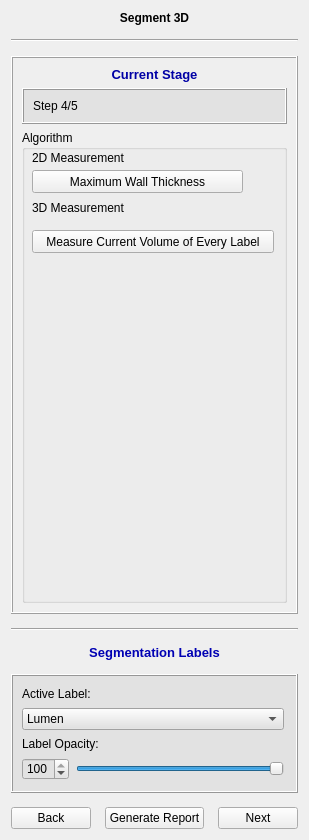
Qt form codes/Module/ModuleWidget.ui (wuzhuobin/PlaqueQuant) before a commit.
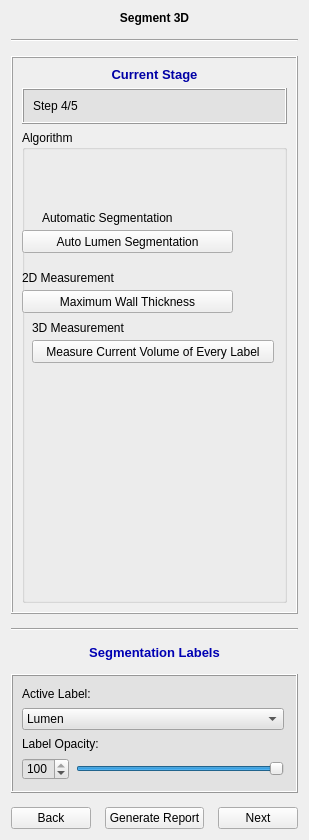
The same form after that commit. The open tabs and pages were chosen to show the change. Icons and pictures are not drawn.

```diff
--- a/codes/Module/ModuleWidget.ui
+++ b/codes/Module/ModuleWidget.ui
@@ -6,7 +6,7 @@
    <rect>
     <x>0</x>
     <y>0</y>
-    <width>302</width>
+    <width>300</width>
     <height>840</height>
    </rect>
   </property>
@@ -669,7 +669,7 @@
           <property name="geometry">
            <rect>
             <x>10</x>
-            <y>70</y>
+            <y>190</y>
             <width>242</width>
             <height>15</height>
            </rect>
@@ -682,7 +682,7 @@
           <property name="geometry">
            <rect>
             <x>10</x>
-            <y>100</y>
+            <y>210</y>
             <width>242</width>
             <height>23</height>
            </rect>
@@ -694,8 +694,8 @@
          <widget class="QLabel" name="label_5">
           <property name="geometry">
            <rect>
-            <x>10</x>
-            <y>20</y>
+            <x>0</x>
+            <y>140</y>
             <width>242</width>
             <height>15</height>
            </rect>
@@ -707,8 +707,8 @@
          <widget class="QPushButton" name="pushButton_2">
           <property name="geometry">
            <rect>
-            <x>10</x>
-            <y>40</y>
+            <x>0</x>
+            <y>160</y>
             <width>211</width>
             <height>23</height>
            </rect>
@@ -717,6 +717,32 @@
            <string>Maximum Wall Thickness</string>
           </property>
          </widget>
+         <widget class="QPushButton" name="autoLumenSegmentationPushButton">
+          <property name="geometry">
+           <rect>
+            <x>0</x>
+            <y>100</y>
+            <width>211</width>
+            <height>23</height>
+           </rect>
+          </property>
+          <property name="text">
+           <string>Auto Lumen Segmentation</string>
+          </property>
+         </widget>
+         <widget class="QLabel" name="label_7">
+          <property name="geometry">
+           <rect>
+            <x>20</x>
+            <y>80</y>
+            <width>242</width>
+            <height>15</height>
+           </rect>
+          </property>
+          <property name="text">
+           <string>Automatic Segmentation</string>
+          </property>
+         </widget>
         </widget>
        </item>
       </layout>
```
Left out of the diff: 28 changed lines with no effect on the pictures.
